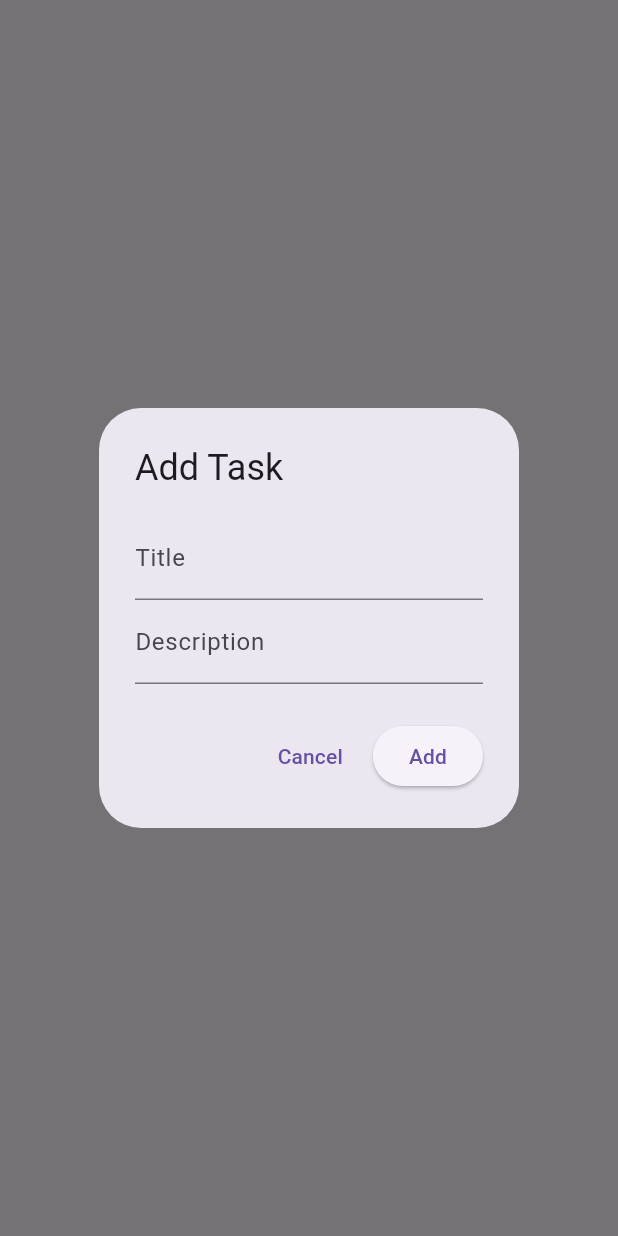
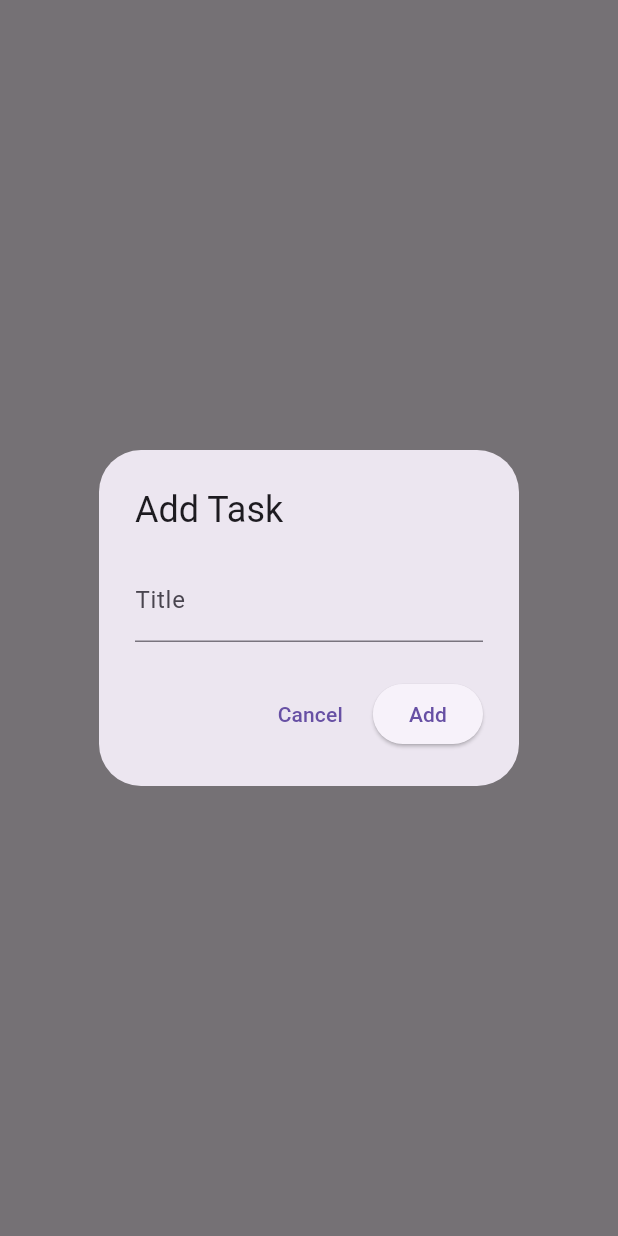
Before and after one commit to DeathSwear/kanban_board, a Flutter app: what showAddTaskDialog() shows on an empty page, opened directly with empty values, after a tap on "Add", on a phone screen of 412 x 824 dp. Run offline on Flutter 3.47's test engine with Material 3 defaults, Android fonts, the phone set to English and light mode, and no system bars; our stand-ins replace dio, equatable, flutter_bloc; missing offline and left inert: boardview.

Commit message:
[fix] Remove unnecessary functionality

```diff
--- a/lib/features/board/presentation/dialogs/add_task_dialog.dart
+++ b/lib/features/board/presentation/dialogs/add_task_dialog.dart
@@ -7,7 +7,6 @@ Future<void> showAddTaskDialog(
   String? initialColumnId,
 }) async {
   final titleController = TextEditingController();
-  final descController = TextEditingController();
 
   await showDialog(
     context: parentContext,
@@ -20,10 +19,6 @@ Future<void> showAddTaskDialog(
               TextField(
                 controller: titleController,
                 decoration: const InputDecoration(labelText: 'Title'),
-              ),
-              TextField(
-                controller: descController,
-                decoration: const InputDecoration(labelText: 'Description'),
               ),
             ],
           ),
@@ -41,11 +36,7 @@ Future<void> showAddTaskDialog(
                 if (blocState is KanbanLoaded) {
                   final target = initialColumnId ?? blocState.columns.first.id;
                   parentContext.read<KanbanBloc>().add(
-                    KanbanAddTask(
-                      columnId: target,
-                      title: title,
-                      description: descController.text.trim(),
-                    ),
+                    KanbanAddTask(columnId: target, title: title),
                   );
                 }
 
--- a/lib/features/board/presentation/screens/kanban_board_screen.dart
+++ b/lib/features/board/presentation/screens/kanban_board_screen.dart
@@ -24,7 +24,7 @@ class _KanbanBoardScreenState extends State<KanbanBoardScreen> {
   @override
   Widget build(BuildContext context) {
     return Scaffold(
-      backgroundColor: Colors.black87,
+      backgroundColor: const Color.fromARGB(255, 34, 34, 34),
       appBar: const KanbanBoardAppBar(),
       body: BlocBuilder<KanbanBloc, KanbanState>(
         builder: (context, state) {
--- a/lib/features/board/presentation/widgets/kanban_appbar.dart
+++ b/lib/features/board/presentation/widgets/kanban_appbar.dart
@@ -9,7 +9,7 @@ class KanbanBoardAppBar extends StatelessWidget implements PreferredSizeWidget {
   @override
   Widget build(BuildContext context) {
     return AppBar(
-      backgroundColor: Colors.black54,
+      backgroundColor: const Color.fromARGB(255, 25, 25, 25),
       title: const Text('Kanban Board', style: TextStyle(color: Colors.white)),
       actions: [
         IconButton(
```
